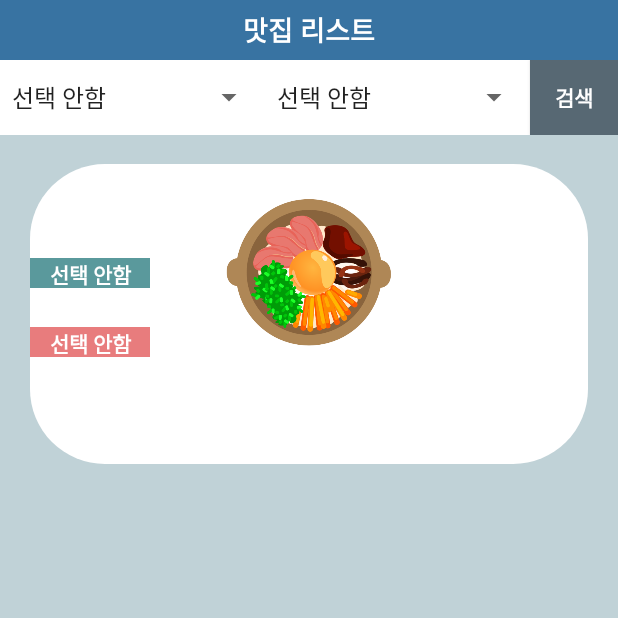
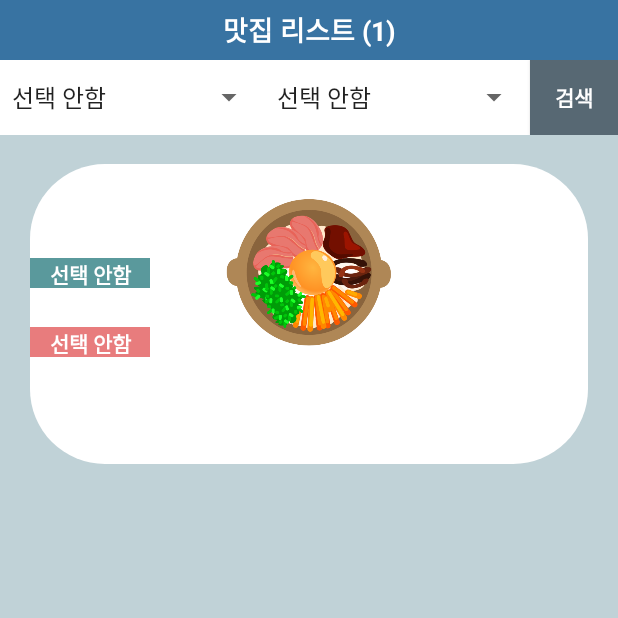
Before and after one commit to JangJuRi/FoodMemo, an Android app: the FoodSearchForm screen opened directly, with no data from a screen before it, after a tap on "검색", on a phone screen of 412 x 824 dp, the top half of it. Run offline under Robolectric (Android 15) with nearby library versions, the phone set to English and light mode, and no system bars.

Commit message:
맛집 갯수 추가

```diff
--- a/app/src/main/java/com/example/foodmemo/FoodDsForm.java
+++ b/app/src/main/java/com/example/foodmemo/FoodDsForm.java
@@ -177,6 +177,7 @@ public class FoodDsForm extends AppCompatActivity implements View.OnClickListene
         }
     }
 
+    /* 추가/수정/삭제버튼 visibility 속성 */
     public void ButtonVisible() {
         Intent intent = getIntent();
         int Value = intent.getIntExtra("id",0);
@@ -218,13 +219,14 @@ public class FoodDsForm extends AppCompatActivity implements View.OnClickListene
 //                Log.e("test", String.valueOf(logoImage));
         }
 
-        private byte[] getBytes(Bitmap bitmap) {        //비트맵을 바이트로
+        /* 비트맵을 바이트로 */
+        private byte[] getBytes(Bitmap bitmap) {
             ByteArrayOutputStream stream = new ByteArrayOutputStream();
             bitmap.compress(Bitmap.CompressFormat.PNG, 0, stream);
             return stream.toByteArray();
         }
-
-         private Bitmap getImage(byte[] image) {        //바이트를 비트맵으로
+        /* 바이트를 비트맵으로 */
+         private Bitmap getImage(byte[] image) {
         return BitmapFactory.decodeByteArray(image, 0, image.length);
        }
 }
--- a/app/src/main/java/com/example/foodmemo/FoodSearchForm.java
+++ b/app/src/main/java/com/example/foodmemo/FoodSearchForm.java
@@ -11,6 +11,7 @@ import android.widget.AdapterView;
 import android.widget.Button;
 import android.widget.ListView;
 import android.widget.Spinner;
+import android.widget.TextView;
 
 import java.util.ArrayList;
 
@@ -25,6 +26,7 @@ public class FoodSearchForm extends AppCompatActivity implements View.OnClickLis
     Spinner select_type;
     Spinner select_region;
     Button select_button;
+    TextView list_total;
 
     private int type_value;
     private int region_value;
@@ -44,6 +46,7 @@ public class FoodSearchForm extends AppCompatActivity implements View.OnClickLis
         select_button.setOnClickListener(this);
         select_type = (Spinner)findViewById(R.id.select_type);
         select_region = (Spinner)findViewById(R.id.select_region);
+        list_total = (TextView)findViewById(R.id.list_total);
 
         updateList();
 
@@ -71,11 +74,22 @@ public class FoodSearchForm extends AppCompatActivity implements View.OnClickLis
     }
 
     @Override
+    public void onClick(View v) {
+        switch (v.getId()) {
+            case R.id.select_button:
+                type_value = select_type.getSelectedItemPosition();
+                region_value = select_region.getSelectedItemPosition();
+                SelectList();
+        }
+    }
+
+    @Override
     protected void onResume() {
         super.onResume();
         updateList();
     }
 
+    /* 리스트뷰에 데이터 넣기 */
     public void updateList() {
         data = new ArrayList<FoodList>();
         mydb = new DBHelper(getApplicationContext());
@@ -101,8 +115,10 @@ public class FoodSearchForm extends AppCompatActivity implements View.OnClickLis
 
         adapter = new MyAdapter(getApplicationContext(),R.layout.listviewform,data);
         listView.setAdapter(adapter);
+        TotalText();
     }
 
+    /* 리스트뷰 상세검색 */
     public void SelectList() {
         data = new ArrayList<FoodList>();
         mydb = new DBHelper(getApplicationContext());
@@ -130,13 +146,8 @@ public class FoodSearchForm extends AppCompatActivity implements View.OnClickLis
         listView.setAdapter(adapter);
     }
 
-    @Override
-    public void onClick(View v) {
-        switch (v.getId()) {
-            case R.id.select_button:
-                type_value = select_type.getSelectedItemPosition();
-                region_value = select_region.getSelectedItemPosition();
-                SelectList();
-        }
+    /* 맛집 갯수 띄우기 */
+    public void TotalText() {
+        list_total.setText("맛집 리스트 (" + mydb.numberOfRows() + ")");
     }
 }
--- a/app/src/main/res/layout/list_header.xml
+++ b/app/src/main/res/layout/list_header.xml
@@ -11,12 +11,12 @@
         android:orientation="vertical">
 
         <TextView
-            android:id="@+id/textView2"
+            android:id="@+id/list_total"
             android:layout_width="match_parent"
             android:layout_height="40dp"
             android:background="@color/colorPrimaryDark"
             android:gravity="center"
-            android:text="맛집 리스트"
+            android:text="맛집 리스트 (0)"
             android:textColor="@android:color/background_light"
             android:textSize="18sp"
             android:textStyle="bold" />
--- a/app/src/main/res/layout/listviewform.xml
+++ b/app/src/main/res/layout/listviewform.xml
@@ -48,6 +48,7 @@
                 android:layout_weight="1"
                 android:gravity="center"
                 android:text="TextView"
+                android:textColor="#C0D2D7"
                 android:textSize="14sp" />
         </LinearLayout>
 
```
